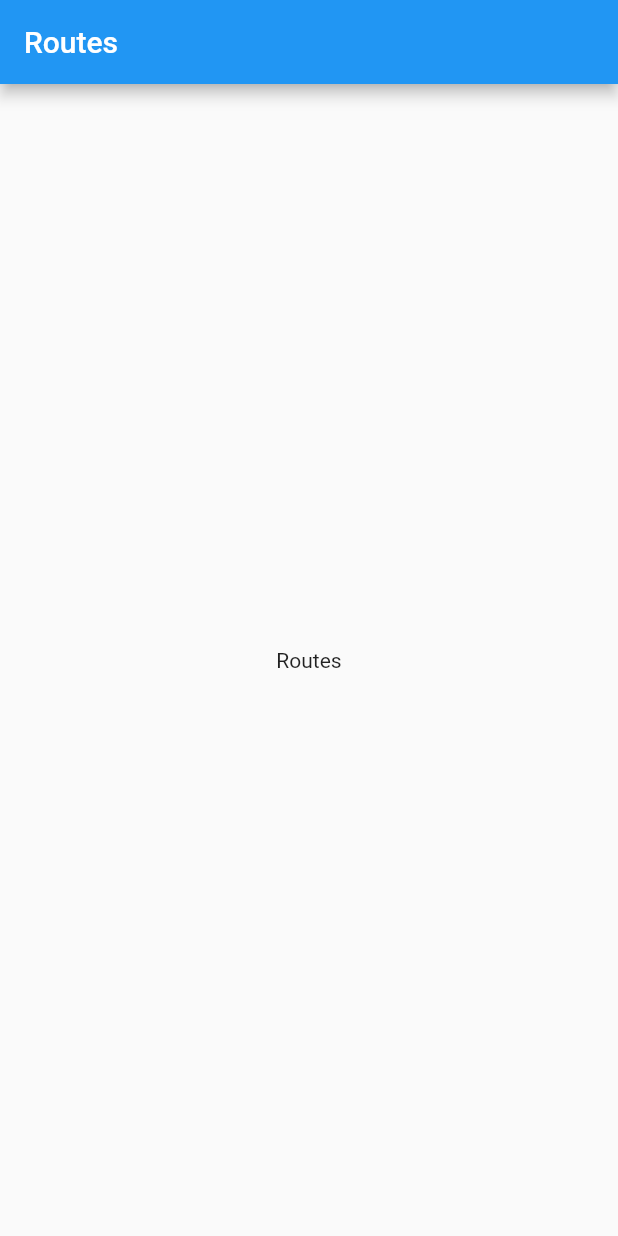
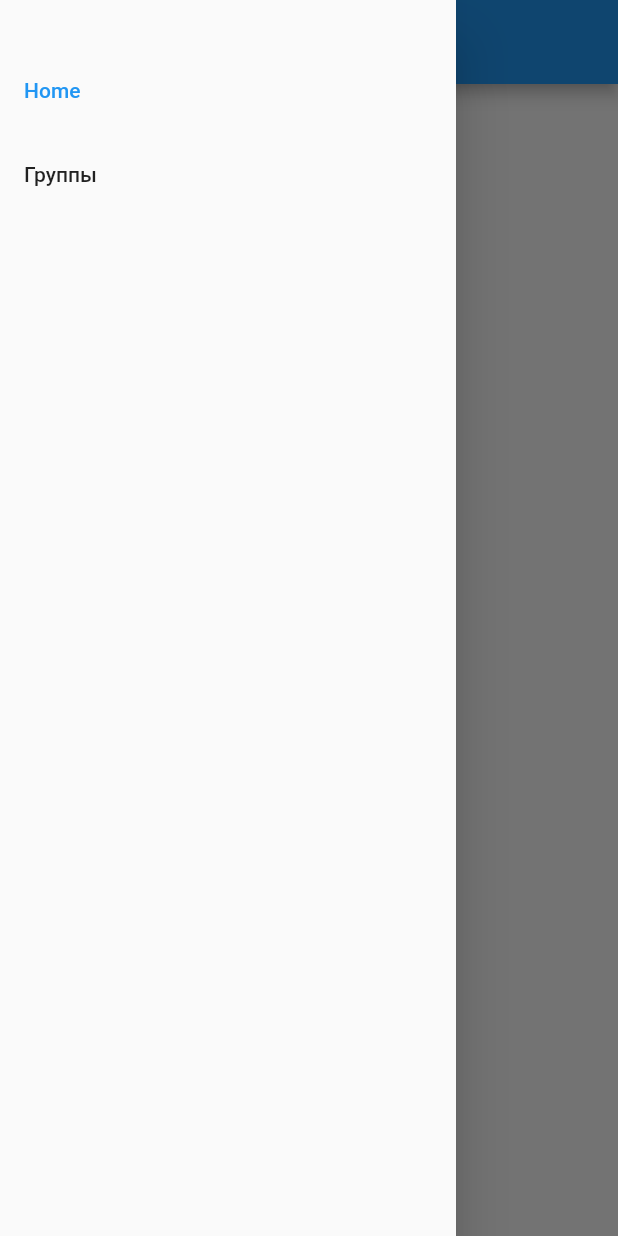
Before and after one commit to skillbox-koutja/skillbox_flutter_cource, a Flutter app: the screen it shows after launch, with the side drawer open (before the commit the screen has no drawer), on a phone screen of 412 x 824 dp. Run offline on Flutter 3.47's test engine with Material 2 defaults, Android fonts, the phone set to English and light mode, and no system bars; our stand-ins replace fluro.

Commit message:
07 навигация для перехода между экранами

```diff
--- /dev/null
+++ b/07_Navigation/albums_route/lib/config/application.dart
@@ -0,0 +1,7 @@
+import 'package:albums_route/domain/artist/artists_fetcher.dart';
+import 'package:fluro/fluro.dart';
+
+class Application {
+  static late final FluroRouter router;
+  static late final ArtistsFetcher artistsFetcher;
+}
--- /dev/null
+++ b/07_Navigation/albums_route/lib/config/routes.dart
@@ -0,0 +1,21 @@
+import 'package:albums_route/config/route_handlers.dart';
+import 'package:albums_route/ui/artist/artist_details/artist_details_page.dart';
+import 'package:albums_route/ui/artist/artist_list_page/artist_list_page.dart';
+import 'package:albums_route/ui/home/home_page.dart';
+import 'package:albums_route/ui/not_found/not_found.dart';
+import 'package:fluro/fluro.dart';
+import 'package:flutter/material.dart';
+
+class Routes {
+  static String root = '/';
+
+  static void configureRoutes(FluroRouter router) {
+    router.notFoundHandler = Handler(handlerFunc: (BuildContext? context, Map<String, List<String>> params) {
+      return NotFoundPage();
+    });
+    router.define(root, handler: rootHandler);
+    router.define(HomePage.routeName, handler: rootHandler);
+    router.define(ArtistListPage.routeName, handler: artistListHandler);
+    router.define(ArtistDetailsPage.routeName, handler: artistDetailsHandler);
+  }
+}
--- /dev/null
+++ b/07_Navigation/albums_route/lib/domain/artist/artist.dart
@@ -0,0 +1,23 @@
+class Artist {
+  final String name;
+  final String link;
+  final String about;
+
+  const Artist({required this.name, required this.link, required this.about});
+
+  factory Artist.fromMap(Map<String, dynamic> data) {
+    return Artist(
+      name: data['name'] ?? '',
+      link: data['link'] ?? '',
+      about: data['about'] ?? '',
+    );
+  }
+
+  factory Artist.unknown() {
+    return Artist(
+      name: 'Неизвестный испольнитель',
+      link: '-unknown-',
+      about: 'Неизвестный исполнитель. Попробуйте выбрать другого',
+    );
+  }
+}
--- /dev/null
+++ b/07_Navigation/albums_route/lib/domain/artist/artists_fetcher.dart
@@ -0,0 +1,10 @@
+import 'package:albums_route/domain/artist/artist.dart';
+import 'package:albums_route/fetch_file.dart';
+
+class ArtistsFetcher {
+  Future<List<Artist>> fetch() async {
+    var response = await fetchJsonFromAssetsFile('artists.json');
+
+    return response.map((jsonArtistData) => Artist.fromMap(jsonArtistData)).toList();
+  }
+}
--- a/07_Navigation/albums_route/lib/fetch_file.dart
+++ b/07_Navigation/albums_route/lib/fetch_file.dart
@@ -1,5 +1,10 @@
 import 'package:flutter/services.dart';
+import 'dart:convert';
 
 Future<String> fetchFileFromAssets(String assetsPath) async {
   return rootBundle.loadString(assetsPath).then((file) => file);
 }
+
+Future<List<dynamic>> fetchJsonFromAssetsFile(String assetsPath) async {
+  return fetchFileFromAssets(assetsPath).then((jsonStr) => jsonDecode(jsonStr));
+}
--- a/07_Navigation/albums_route/lib/main.dart
+++ b/07_Navigation/albums_route/lib/main.dart
@@ -1,7 +1,12 @@
+import 'package:albums_route/domain/artist/artist.dart';
+import 'package:albums_route/domain/artist/artists_fetcher.dart';
+import 'package:albums_route/ui/app/app_component.dart';
+import 'package:albums_route/ui/home/home_page.dart';
+import 'package:albums_route/ui/status_view/status_view.dart';
 import 'package:flutter/material.dart';
 
 void main() {
-  runApp(MyApp());
+  runApp(AppComponent());
 }
 
 class MyApp extends StatelessWidget {
@@ -20,27 +25,28 @@ class MyApp extends StatelessWidget {
 }
 
 class MyHomePage extends StatefulWidget {
-  MyHomePage({Key key}) : super(key: key);
+  MyHomePage({Key? key}) : super(key: key);
   @override
   _MyHomePageState createState() => _MyHomePageState();
 }
 
 class _MyHomePageState extends State<MyHomePage> {
+  Future<List<Artist>> fetchArtists = ArtistsFetcher().fetch();
+
   @override
   Widget build(BuildContext context) {
     return Scaffold(
-      appBar: AppBar(
-        title: Text('Routes'),
-      ),
-      body: Center(
-        child: Column(
-          mainAxisAlignment: MainAxisAlignment.center,
-          children: <Widget>[
-            Text(
-              'Routes',
-            ),
-          ],
-        ),
+      body: FutureBuilder<List<Artist>>(
+        future: fetchArtists, // a previously-obtained Future<String> or null
+        builder: (BuildContext context, AsyncSnapshot<List<Artist>> snapshot) {
+          if (snapshot.hasData) {
+            return HomePage();
+          } else if (snapshot.hasError) {
+            return ErrorStatusView(errorMessage: snapshot.error.toString());
+          }
+
+          return LoadingStatusView();
+        },
       ),
     );
   }
--- /dev/null
+++ b/07_Navigation/albums_route/lib/ui/app/app_component.dart
@@ -0,0 +1,34 @@
+import 'package:albums_route/config/application.dart';
+import 'package:albums_route/config/routes.dart';
+import 'package:albums_route/domain/artist/artists_fetcher.dart';
+import 'package:fluro/fluro.dart';
+import 'package:flutter/material.dart';
+
+class AppComponent extends StatefulWidget {
+  @override
+  State createState() {
+    return AppComponentState();
+  }
+}
+
+class AppComponentState extends State<AppComponent> {
+  AppComponentState() {
+    final router = FluroRouter();
+    Routes.configureRoutes(router);
+    Application.router = router;
+    Application.artistsFetcher = ArtistsFetcher();
+  }
+
+  @override
+  Widget build(BuildContext context) {
+    final app = MaterialApp(
+      debugShowCheckedModeBanner: false,
+      theme: ThemeData(
+        primarySwatch: Colors.blue,
+      ),
+      onGenerateRoute: Application.router.generator,
+    );
+
+    return app;
+  }
+}
--- /dev/null
+++ b/07_Navigation/albums_route/lib/ui/app_drawer/app_drawer.dart
@@ -0,0 +1,79 @@
+import 'package:albums_route/config/application.dart';
+import 'package:albums_route/ui/artist/artist_list_page/artist_list_page.dart';
+import 'package:albums_route/ui/home/home_page.dart';
+import 'package:flutter/material.dart';
+
+class AppDrawer extends StatelessWidget {
+  final List<Widget> items;
+
+  const AppDrawer({required this.items, Key? key}) : super(key: key);
+
+  @override
+  Widget build(BuildContext context) {
+    return Drawer(
+      child: Padding(
+        padding: const EdgeInsets.symmetric(vertical: 32),
+        child: Column(
+          children: [
+            Expanded(
+              child: ListView(
+                padding: EdgeInsets.zero,
+                children: items,
+              ),
+            ),
+          ],
+        ),
+      ),
+    );
+  }
+}
+
+class ArtistsDrawerItem extends StatelessWidget {
+  final bool selected;
+
+  const ArtistsDrawerItem({this.selected = false, Key? key}) : super(key: key);
+
+  @override
+  Widget build(BuildContext context) {
+    return GestureDetector(
+      onTap: () {
+        if (selected) {
+          return;
+        }
+        Application.router.navigateTo(
+          context,
+          '${ArtistListPage.routeName}',
+        );
+      },
+      child: ListTile(
+        selected: selected,
+        title: Text('Группы'),
+      ),
+    );
+  }
+}
+
+class HomeDrawerItem extends StatelessWidget {
+  final bool selected;
+
+  const HomeDrawerItem({this.selected = false, Key? key}) : super(key: key);
+
+  @override
+  Widget build(BuildContext context) {
+    return GestureDetector(
+      onTap: () {
+        if (selected) {
+          return;
+        }
+        Application.router.navigateTo(
+          context,
+          '${HomePage.routeName}',
+        );
+      },
+      child: ListTile(
+        selected: selected,
+        title: Text('Home'),
+      ),
+    );
+  }
+}
--- /dev/null
+++ b/07_Navigation/albums_route/lib/ui/home/home_page.dart
@@ -0,0 +1,41 @@
+import 'package:albums_route/ui/app_drawer/app_drawer.dart';
+import 'package:flutter/material.dart';
+
+class HomePage extends StatelessWidget {
+  static const routeName = '/home';
+
+  const HomePage({Key? key}) : super(key: key);
+
+  @override
+  Widget build(BuildContext context) {
+    return Scaffold(
+      appBar: AppBar(
+        title: Text('Home'),
+      ),
+      drawer: AppDrawer(
+        items: [
+          HomeDrawerItem(
+            selected: true,
+          ),
+          ArtistsDrawerItem(),
+        ],
+      ),
+      body: Center(
+        child: Column(
+          mainAxisAlignment: MainAxisAlignment.center,
+          children: <Widget>[
+            const Icon(
+              Icons.check_circle_outline,
+              color: Colors.green,
+              size: 60,
+            ),
+            Padding(
+              padding: const EdgeInsets.all(16),
+              child: Text('Выберите группу'),
+            ),
+          ],
+        ),
+      ),
+    );
+  }
+}
```
Also changed, not shown: 07_Navigation/albums_route/lib/config/route_handlers.dart (added, +24 -0 lines), 07_Navigation/albums_route/lib/ui/artist/artist_details/artist_details_page.dart (added, +53 -0 lines), 07_Navigation/albums_route/lib/ui/artist/artist_list_page/artist_list_page.dart (added, +88 -0 lines), 07_Navigation/albums_route/lib/ui/not_found/not_found.dart (added, +23 -0 lines), 07_Navigation/albums_route/lib/ui/status_view/status_view.dart (added, +61 -0 lines), 07_Navigation/albums_route/pubspec.yaml (+2 -50 lines), 07_Navigation/albums_route/lib/routes.dart (added), 07_Navigation/albums_route/pubspec.lock, 1 other file.
